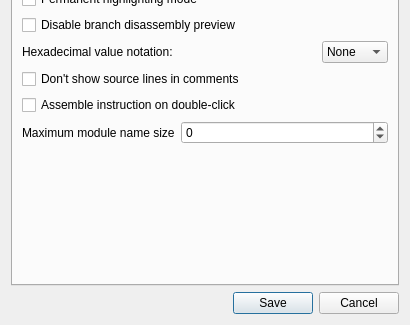
Qt form src/gui/Src/Gui/SettingsDialog.ui (x64dbg/x64dbg) before a commit; both pictures show x 0 to 410 and y 291 to 616 of the 410 by 616 pixel window.
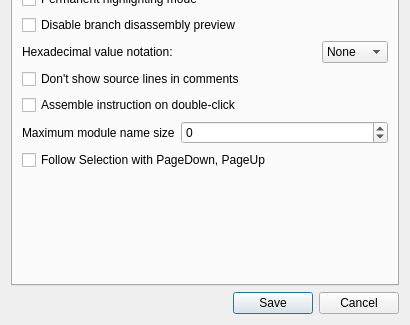
The same form after that commit. The open tabs and pages were chosen to show the change. Icons and pictures are not drawn.

Commit message: Added FollowSelectionInView feature when pressing Shift, PgDn, PgUp

```diff
--- a/src/gui/Src/Gui/SettingsDialog.ui
+++ b/src/gui/Src/Gui/SettingsDialog.ui
@@ -858,6 +858,13 @@
          </item>
         </layout>
        </item>
+       <item>
+        <widget class="QCheckBox" name="chkFollowSelectionInView">
+         <property name="text">
+          <string>Follow Selection with PageDown, PageUp</string>
+         </property>
+        </widget>
+       </item>
        <item>
         <spacer name="verticalSpacerDisasm">
          <property name="orientation">
```
The commit also changes 8 other files.
